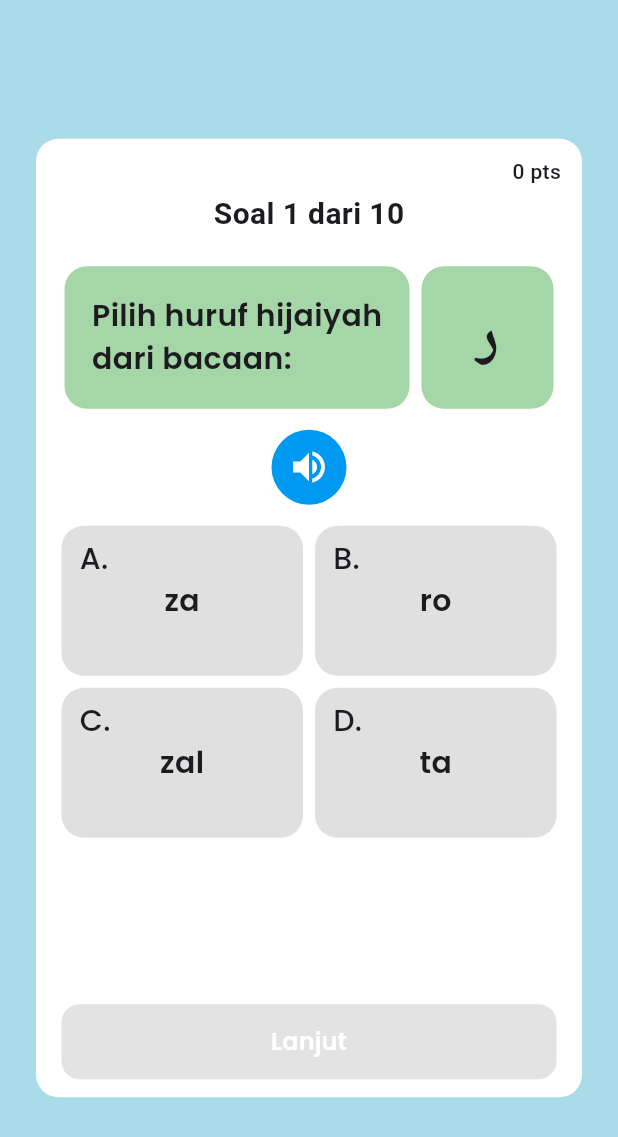
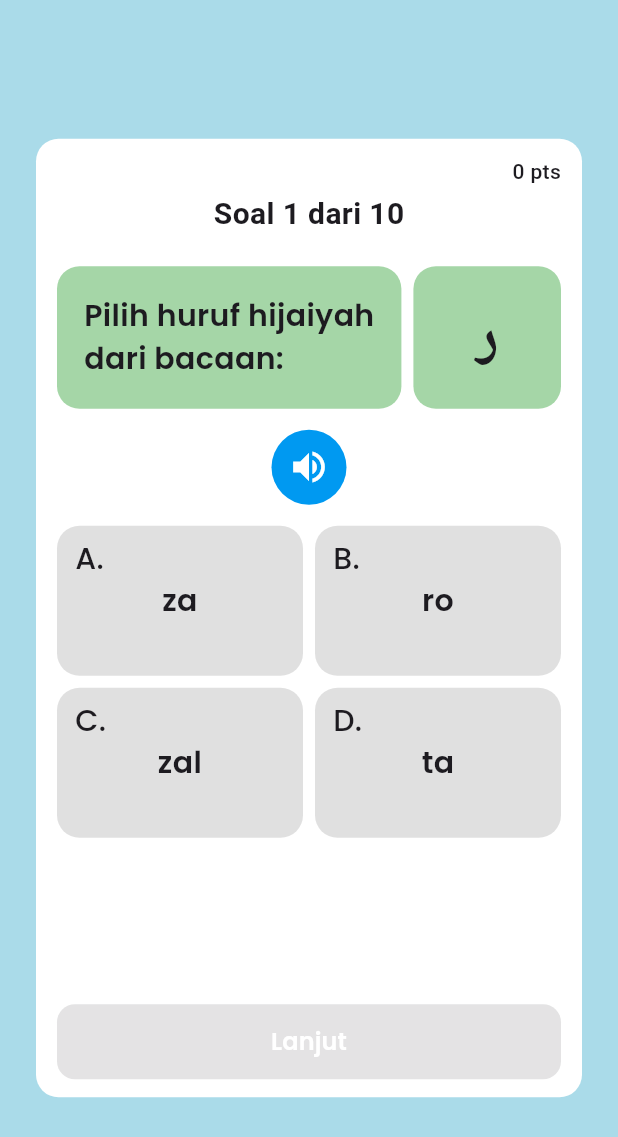
Before and after one commit to FarhanAbelRantisi/Hijaiyah-Games-App, a Flutter app: the TebakHurufGame screen opened directly, on a phone screen of 412 x 824 dp. Shown: the top 1137 px of the screen. Run offline on Flutter 3.47's test engine with Material 3 defaults, Android fonts, the phone set to English and light mode, and no system bars; our stand-ins replace flutter_tts.

Commit message:
repair overflowed

```diff
--- a/hijaiyah_games/lib/view/screens/games/tebak_huruf_game.dart
+++ b/hijaiyah_games/lib/view/screens/games/tebak_huruf_game.dart
@@ -16,21 +16,27 @@ class TebakHurufGame extends StatelessWidget {
 
   @override
   Widget build(BuildContext context) {
+    final screenWidth = MediaQuery.of(context).size.width;
+    const horizontalPadding = 24.0;
+
     return ChangeNotifierProvider(
       create: (_) => TebakHurufViewmodel(),
       child: Scaffold(
         backgroundColor: const Color.fromRGBO(170, 219, 233, 1),
         body: SafeArea(
           child: Padding(
-            padding: const EdgeInsets.symmetric(horizontal: 24),
+            padding: const EdgeInsets.symmetric(horizontal: horizontalPadding),
             child: Center(
               child: Consumer<TebakHurufViewmodel>(
                 builder: (context, controller, _) {
                   final question = controller.currentQuestion;
                   final FlutterTts flutterTts = FlutterTts();
 
+                  final containerWidth = screenWidth - 2 * horizontalPadding;
+
                   return Container(
                     padding: const EdgeInsets.symmetric(horizontal: 14, vertical: 12),
+                    width: containerWidth,
                     height: 639,
                     decoration: BoxDecoration(
                       color: Colors.white,
@@ -48,24 +54,21 @@ class TebakHurufGame extends StatelessWidget {
                             ),
                           ),
                         ),
-
                         const SizedBox(height: 4),
-
                         Text(
                           'Soal ${controller.currentIndex + 1} dari 10',
                           style: const TextStyle(
                               fontSize: 20, fontWeight: FontWeight.bold),
                         ),
-
                         const SizedBox(height: 20),
-
                         Row(
                           mainAxisAlignment: MainAxisAlignment.center,
                           children: [
-                            Container(
+                            Expanded(
+                              flex: 7,
+                              child: Container(
                                 padding: const EdgeInsets.all(8),
                                 alignment: Alignment.center,
-                              width: 230,
                                 height: 95,
                                 decoration: BoxDecoration(
                                   color: const Color.fromARGB(255, 165, 214, 167),
@@ -84,11 +87,13 @@ class TebakHurufGame extends StatelessWidget {
                                   textAlign: TextAlign.start,
                                 ),
                               ),
+                            ),
                             const SizedBox(width: 8),
-                            Container(
+                            Expanded(
+                              flex: 3,
+                              child: Container(
                                 padding: const EdgeInsets.all(8),
                                 alignment: Alignment.center,
-                              width: 88,
                                 height: 95,
                                 decoration: BoxDecoration(
                                   color: const Color.fromARGB(255, 165, 214, 167),
@@ -102,6 +107,7 @@ class TebakHurufGame extends StatelessWidget {
                                     fontWeight: FontWeight.w600,
                                   ),
                                   textAlign: TextAlign.center,
+                                ),
                               ),
                             ),
                           ],
@@ -131,31 +137,31 @@ class TebakHurufGame extends StatelessWidget {
                             Row(
                               mainAxisAlignment: MainAxisAlignment.center,
                               children: [
-                                _buildOption(context, controller, question.options[0], index: 0),
-
+                                Expanded(
+                                  child: _buildOption(context, controller, question.options[0], index: 0, maxWidth: (containerWidth - 8) / 2),
+                                ),
                                 const SizedBox(width: 8),
-
-                                _buildOption(context, controller, question.options[1], index: 1),
+                                Expanded(
+                                  child: _buildOption(context, controller, question.options[1], index: 1, maxWidth: (containerWidth - 8) / 2),
+                                ),
                               ],
                             ),
-
                             const SizedBox(height: 8),
-
                             Row(
                               mainAxisAlignment: MainAxisAlignment.center,
                               children: [
-                                _buildOption(context, controller, question.options[2], index: 2),
-
+                                Expanded(
+                                  child: _buildOption(context, controller, question.options[2], index: 2, maxWidth: (containerWidth - 8) / 2),
+                                ),
                                 const SizedBox(width: 8),
-
-                                _buildOption(context, controller, question.options[3], index: 3),
+                                Expanded(
+                                  child: _buildOption(context, controller, question.options[3], index: 3, maxWidth: (containerWidth - 8) / 2),
+                                ),
                               ],
                             ),
                           ],
                         ),
-
                         const SizedBox(height: 20),
-
                         if (controller.isAnswered)
                           Padding(
                             padding: const EdgeInsets.only(top: 8),
@@ -174,13 +180,11 @@ class TebakHurufGame extends StatelessWidget {
                               textAlign: TextAlign.center,
                             ),
                           ),
-
                         const Spacer(),
-
                         Padding(
                           padding: const EdgeInsets.only(top: 24),
                           child: SizedBox(
-                            width: 330,
+                            width: containerWidth,
                             height: 50,
                             child: ElevatedButton(
                               style: ElevatedButton.styleFrom(
@@ -199,7 +203,7 @@ class TebakHurufGame extends StatelessWidget {
                                         controller.notifyListeners();
                                       } else {
                                         controller.isFinished = true;
-                                    Future.delayed(Duration(milliseconds: 100), () {
+                                        Future.delayed(const Duration(milliseconds: 100), () {
                                           Navigator.pushReplacement(
                                             context,
                                             MaterialPageRoute(
@@ -219,7 +223,7 @@ class TebakHurufGame extends StatelessWidget {
                                         });
                                       }
                                     }
-                              : null, // Disable jika belum dijawab
+                                  : null,
                               child: const Text(
                                 'Lanjut',
                                 style: TextStyle(
@@ -245,7 +249,7 @@ class TebakHurufGame extends StatelessWidget {
   }
 
   void _speak(String text, FlutterTts tts) async {
-    await tts.setLanguage("ar"); // atau "id" untuk Indonesia
+    await tts.setLanguage("ar");
     await tts.setPitch(1.0);
     await tts.speak(text);
   }
@@ -255,37 +259,39 @@ class TebakHurufGame extends StatelessWidget {
     TebakHurufViewmodel controller,
     String option, {
     required int index,
+    double? maxWidth,
   }) {
     final bool isAnswered = controller.isAnswered;
     final String correctAnswer = controller.currentQuestion.correctAnswer;
     final String? selected = controller.selectedAnswer;
 
-    Color bgColor = const Color.fromRGBO(224, 224, 224, 1); // Default abu-abu
+    Color bgColor = const Color.fromRGBO(224, 224, 224, 1);
 
     if (isAnswered) {
       if (option == correctAnswer) {
-        bgColor = const Color.fromRGBO(90, 193, 120, 1); // Hijau
+        bgColor = const Color.fromRGBO(90, 193, 120, 1);
       } else if (option == selected) {
-        bgColor = const Color.fromRGBO(242, 125, 125, 1); // Merah
+        bgColor = const Color.fromRGBO(242, 125, 125, 1);
       }
     }
 
-    return GestureDetector(
+    return SizedBox(
+      width: maxWidth,
+      height: 100,
+      child: GestureDetector(
         onTap: isAnswered
             ? null
             : () {
                 controller.answer(option);
               },
         child: Container(
-        width: 161,
-        height: 100,
           decoration: BoxDecoration(
             color: bgColor,
             borderRadius: BorderRadius.circular(15),
           ),
           child: Stack(
             children: [
-            // Huruf A, B, C, D di pojok kiri atas
+
               Positioned(
                 top: 8,
                 left: 12,
@@ -299,7 +305,6 @@ class TebakHurufGame extends StatelessWidget {
                 ),
               ),
 
-            // Jawaban di tengah container
               Center(
                 child: Text(
                   option,
@@ -314,6 +319,7 @@ class TebakHurufGame extends StatelessWidget {
             ],
           ),
         ),
+      ),
     );
   }
 }
--- a/hijaiyah_games/pubspec.yaml
+++ b/hijaiyah_games/pubspec.yaml
@@ -19,8 +19,7 @@ publish_to: 'none' # Remove this line if you wish to publish to pub.dev
 version: 1.0.0+1
 
 environment:
-  sdk: ^3.7.2
-
+  sdk: ^3.6.1
 # Dependencies specify other packages that your package needs in order to work.
 # To automatically upgrade your package dependencies to the latest versions
 # consider running `flutter pub upgrade --major-versions`. Alternatively,
```
Also changed, not shown: hijaiyah_games/lib/view/screens/games/susun_huruf_game.dart (+27 -21 lines), hijaiyah_games/pubspec.lock. Lines whose indentation alone changed are shown as unchanged.
